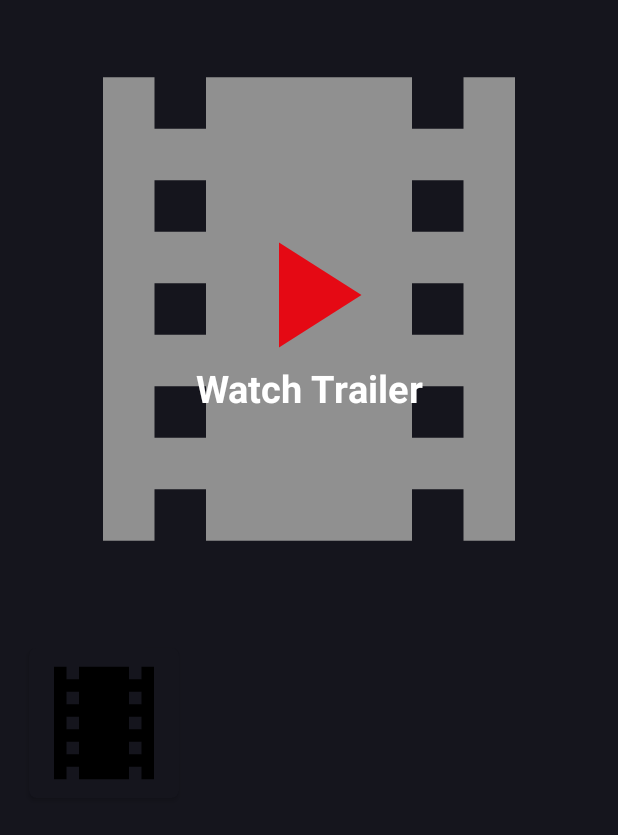
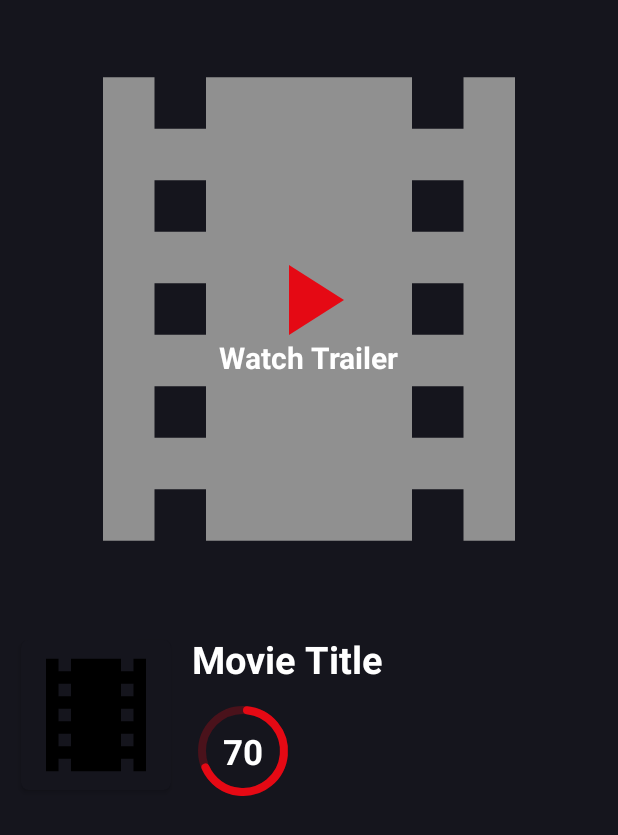
Before and after one commit to JuanArton/Consuming-TMDB-API-Android, an Android app: the DetailMovieActivity screen opened directly, with no data from a screen before it, on a phone screen of 412 x 824 dp. Shown: the top 835 px of the screen. Run offline under Robolectric (Android 15) with nearby library versions, the phone set to English and light mode, and no system bars; pictures from the network do not load.

Commit message:
Add Detail Movie Element

```diff
--- a/app/src/main/java/com/juanarton/moviecatalog/ui/activity/detail/DetailMovieActivity.kt
+++ b/app/src/main/java/com/juanarton/moviecatalog/ui/activity/detail/DetailMovieActivity.kt
@@ -8,6 +8,7 @@ import android.widget.ArrayAdapter
 import android.widget.ListView
 import androidx.appcompat.app.AlertDialog
 import androidx.appcompat.app.AppCompatActivity
+import androidx.core.content.ContextCompat
 import androidx.fragment.app.FragmentTransaction
 import com.bumptech.glide.Glide
 import com.juanarton.core.BuildConfig
@@ -62,6 +63,25 @@ class DetailMovieActivity : AppCompatActivity() {
                 Glide.with(this@DetailMovieActivity)
                     .load(posterLink)
                     .into(moviePoster)
+
+                movieTitle.text = movieData.title
+
+                val rating = movieData.vote_average?.times(10)?.toInt()
+                when(rating){
+                    in 0..29 -> {
+                        ratingBar.setIndicatorColor(ContextCompat.getColor(this@DetailMovieActivity, R.color.badRate))
+                        ratingBar.trackColor = ContextCompat.getColor(this@DetailMovieActivity, R.color.badRateTrack)
+                    }
+                    in 30..69 -> {
+                        ratingBar.setIndicatorColor(ContextCompat.getColor(this@DetailMovieActivity, R.color.normalRate))
+                        ratingBar.trackColor = ContextCompat.getColor(this@DetailMovieActivity, R.color.normalRateTrack)
+                    }
+                    in 70..100 ->{
+                        ratingBar.setIndicatorColor(ContextCompat.getColor(this@DetailMovieActivity, R.color.goodRate))
+                        ratingBar.trackColor = ContextCompat.getColor(this@DetailMovieActivity, R.color.goodRateTrack)
+                    }
+                }
+                ratingPercentage.text = rating.toString()
             }
         }
     }
--- a/app/src/main/res/drawable/baseline_play_arrow_24.xml
+++ b/app/src/main/res/drawable/baseline_play_arrow_24.xml
@@ -1,5 +1,5 @@
-<vector android:height="120dp" android:tint="#E50914"
+<vector android:height="80dp" android:tint="#E50914"
     android:viewportHeight="24" android:viewportWidth="24"
-    android:width="120dp" xmlns:android="http://schemas.android.com/apk/res/android">
+    android:width="80dp" xmlns:android="http://schemas.android.com/apk/res/android">
     <path android:fillColor="@android:color/white" android:pathData="M8,5v14l11,-7z"/>
 </vector>
--- a/app/src/main/res/layout/activity_detail_movie.xml
+++ b/app/src/main/res/layout/activity_detail_movie.xml
@@ -31,7 +31,7 @@
             android:layout_marginTop="-15dp"
             android:textColor="@color/white"
             android:textStyle="bold"
-            android:textSize="25sp"/>
+            android:textSize="20sp"/>
     </RelativeLayout>
 
     <ImageView
@@ -57,8 +57,8 @@
         android:backgroundTint="@color/black"
         android:orientation="vertical"
         app:cardElevation="2dp"
-        android:layout_marginTop="15dp"
-        android:layout_marginStart="15dp"
+        android:layout_marginTop="10dp"
+        android:layout_marginStart="10dp"
         app:cardCornerRadius="5dp"
         app:cardUseCompatPadding="true"
         app:layout_constraintStart_toStartOf="parent"
@@ -72,4 +72,48 @@
             android:src="@drawable/baseline_local_movies_24" />
     </androidx.cardview.widget.CardView>
 
+    <TextView
+        android:id="@+id/movieTitle"
+        android:layout_width="0dp"
+        android:layout_height="wrap_content"
+        android:layout_marginEnd="10dp"
+        android:layout_marginStart="10dp"
+        android:hint="@string/movie_title"
+        android:singleLine="false"
+        android:textColor="@color/white"
+        android:textColorHint="@color/white"
+        android:textSize="25sp"
+        android:textStyle="bold"
+        app:layout_constraintEnd_toEndOf="parent"
+        app:layout_constraintStart_toEndOf="@+id/imageContrainer"
+        app:layout_constraintTop_toTopOf="@+id/imageContrainer" />
+
+    <com.google.android.material.progressindicator.CircularProgressIndicator
+        android:id="@+id/ratingBar"
+        android:layout_width="100dp"
+        android:layout_height="100dp"
+        android:layout_marginStart="10dp"
+        android:layout_marginTop="10dp"
+        android:progress="70"
+        app:trackThickness="5dp"
+        app:trackCornerRadius="10dp"
+        app:trackColor="#40E50914"
+        app:indicatorSize="60dp"
+        app:layout_constraintStart_toEndOf="@+id/imageContrainer"
+        app:layout_constraintTop_toBottomOf="@+id/movieTitle" />
+
+    <TextView
+        android:id="@+id/ratingPercentage"
+        android:layout_width="wrap_content"
+        android:layout_height="wrap_content"
+        android:hint="@string/percentage_hint"
+        android:textColorHint="@color/white"
+        android:textColor="@color/white"
+        android:textSize="23sp"
+        android:textStyle="bold"
+        app:layout_constraintBottom_toBottomOf="@+id/ratingBar"
+        app:layout_constraintEnd_toEndOf="@+id/ratingBar"
+        app:layout_constraintStart_toStartOf="@+id/ratingBar"
+        app:layout_constraintTop_toTopOf="@+id/ratingBar" />
+
 </androidx.constraintlayout.widget.ConstraintLayout>
--- a/app/src/main/res/layout/fragment_popular_movie.xml
+++ b/app/src/main/res/layout/fragment_popular_movie.xml
@@ -13,7 +13,7 @@
     <org.imaginativeworld.whynotimagecarousel.ImageCarousel
         android:id="@+id/imgcarousel"
         android:layout_width="match_parent"
-        android:layout_height="236dp"
+        android:layout_height="wrap_content"
         android:background="@color/black"
         app:autoPlay="true"
         app:autoPlayDelay="5000"
@@ -26,6 +26,7 @@
         android:id="@+id/movieRecyclerContainer"
         android:layout_width="match_parent"
         android:layout_height="0dp"
+        android:paddingTop="10dp"
         android:paddingStart="10dp"
         android:paddingEnd="10dp">
     </androidx.recyclerview.widget.RecyclerView>
--- a/app/src/main/res/values/colors.xml
+++ b/app/src/main/res/values/colors.xml
@@ -12,4 +12,10 @@
     <color name="light_blue_A200">#FF40C4FF</color>
     <color name="light_blue_A400">#FF00B0FF</color>
     <color name="black_overlay">#66000000</color>
+    <color name="badRate">#db2360</color>
+    <color name="badRateTrack">#40db2360</color>
+    <color name="normalRate">#d2d531</color>
+    <color name="normalRateTrack">#40d2d531</color>
+    <color name="goodRate">#21d07a</color>
+    <color name="goodRateTrack">#4021d07a</color>
 </resources>
--- a/app/src/main/res/values/strings.xml
+++ b/app/src/main/res/values/strings.xml
@@ -15,4 +15,6 @@
     <string name="watch_trailer">Watch Trailer</string>
     <string name="dummy_button">Dummy Button</string>
     <string name="dummy_content">DUMMY\nCONTENT</string>
+    <string name="movie_title">Movie Title</string>
+    <string name="percentage_hint">70</string>
 </resources>
--- a/core/build.gradle
+++ b/core/build.gradle
@@ -19,7 +19,7 @@ android {
 
         buildConfigField "String", "BASE_IMAGE_URL", "\"https://image.tmdb.org/t/p/w500\""
         buildConfigField "String", "BASE_URL", "\"https://api.themoviedb.org/\""
-        buildConfigField "String", "API_KEY", "\"***\""
+        buildConfigField "String", "API_KEY", "\"ba2ed4750f7fa7003a7827ddc9aded91\""
         buildConfigField "String", "BASE_POSTER_URL", "\"https://www.themoviedb.org/t/p/w300_and_h450_bestv2\""
     }
 
--- a/core/src/main/java/com/juanarton/core/data/api/movie/PopularMovieResponse.kt
+++ b/core/src/main/java/com/juanarton/core/data/api/movie/PopularMovieResponse.kt
@@ -22,7 +22,7 @@ data class PopularMovieResponse(
     val title: String? = null,
 
     @field:SerializedName("vote_average")
-    val vote_average: String? = null,
+    val vote_average: Float? = null,
 
     @field:SerializedName("vote_count")
     val vote_count: String? = null,
--- a/core/src/main/java/com/juanarton/core/data/api/tvShow/PopularTvShowResponse.kt
+++ b/core/src/main/java/com/juanarton/core/data/api/tvShow/PopularTvShowResponse.kt
@@ -22,7 +22,7 @@ class PopularTvShowResponse (
     val name: String? = null,
 
     @field:SerializedName("vote_average")
-    val vote_average: String? = null,
+    val vote_average: Float? = null,
 
     @field:SerializedName("vote_count")
     val vote_count: String? = null,
--- a/core/src/main/java/com/juanarton/core/data/domain/model/Movie.kt
+++ b/core/src/main/java/com/juanarton/core/data/domain/model/Movie.kt
@@ -11,7 +11,7 @@ data class Movie(
     val overview: String? = null,
     val release_date: String? = null,
     val title: String? = null,
-    val vote_average: String? = null,
+    val vote_average: Float? = null,
     val vote_count: String? = null,
     val poster: String? = null
 ): Parcelable
```
